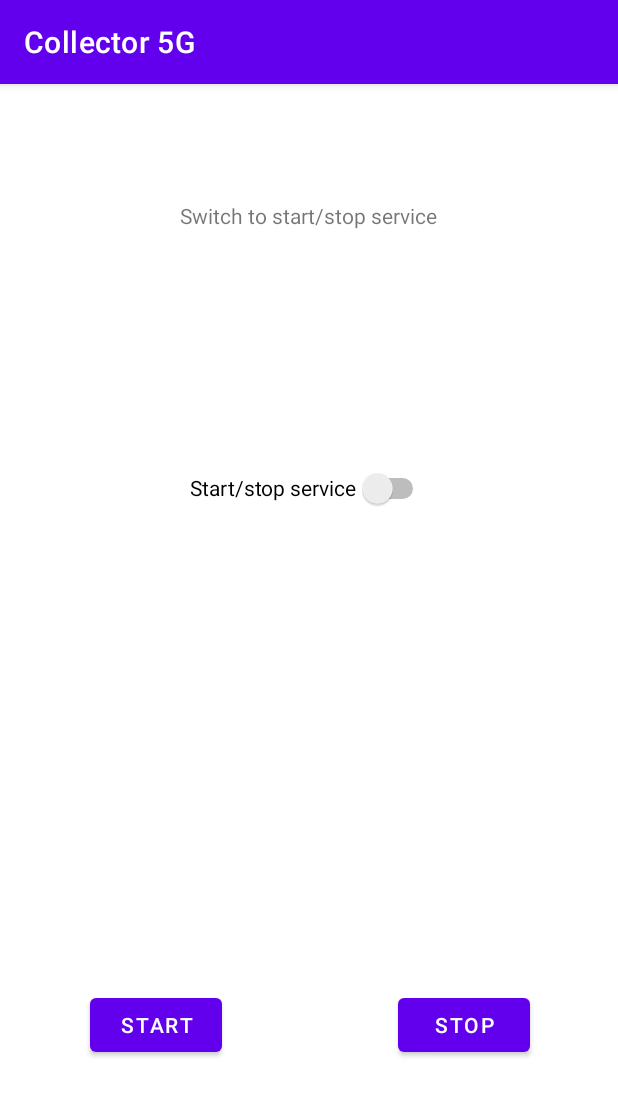
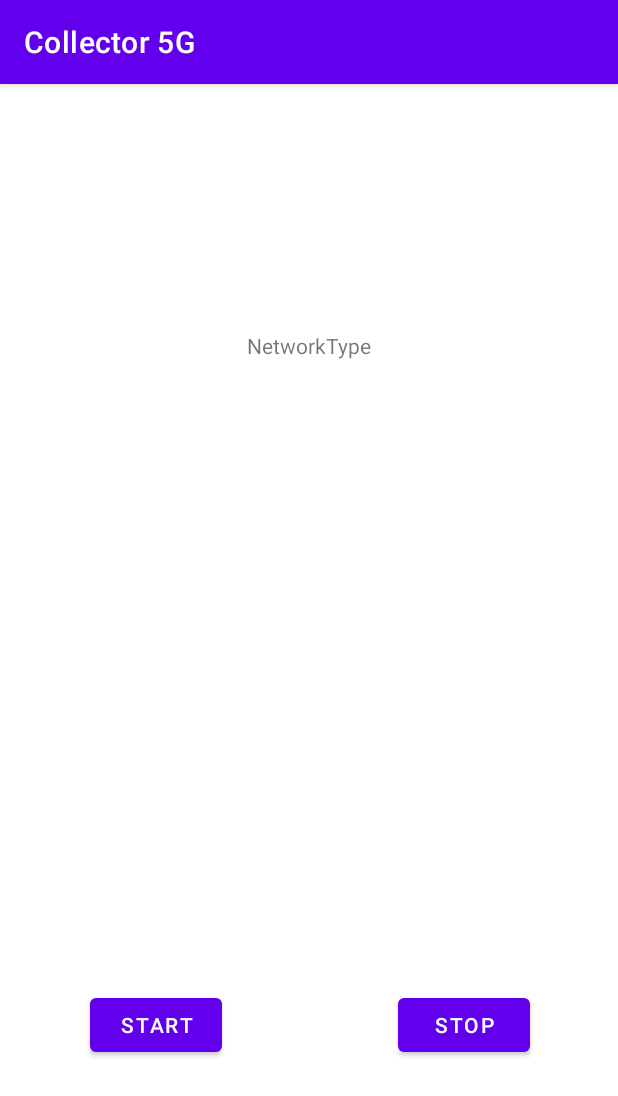
Before and after one commit to HugoBcz/Collector-5G, an Android app: the screen it shows after launch (MainActivity), on a phone screen of 412 x 824 dp. Shown: the top 1096 px of the screen. Run offline under Robolectric (Android 15) with nearby library versions, the phone set to English and light mode, and no system bars.

Commit message:
Get a feedback on the screen

```diff
--- a/app/src/main/AndroidManifest.xml
+++ b/app/src/main/AndroidManifest.xml
@@ -27,6 +27,9 @@
             android:exported="true">
             <intent-filter>
                 <action android:name="start 5g service" />
+            </intent-filter>
+            <intent-filter>
+                <action android:name="stop 5g service" />
             </intent-filter>
         </service>
         <service
--- a/app/src/main/java/com/example/collector5g/MainActivity.java
+++ b/app/src/main/java/com/example/collector5g/MainActivity.java
@@ -1,13 +1,19 @@
 package com.example.collector5g;
 
 import androidx.appcompat.app.AppCompatActivity;
+import androidx.localbroadcastmanager.content.LocalBroadcastManager;
 
+import android.content.BroadcastReceiver;
+import android.content.Context;
 import android.content.Intent;
+import android.content.IntentFilter;
 import android.os.Bundle;
+import android.util.Log;
 import android.view.View;
 import android.widget.Button;
 import android.widget.CompoundButton;
 import android.widget.Switch;
+import android.widget.TextView;
 
 public class MainActivity extends AppCompatActivity {
 
@@ -18,6 +24,25 @@ public class MainActivity extends AppCompatActivity {
 
         Button startButton = findViewById(R.id.startButton);
         Button stopButton = findViewById(R.id.stopButton);
+        TextView networkType = findViewById(R.id.networkType);
+
+        LocalBroadcastManager.getInstance(this).registerReceiver(
+                new BroadcastReceiver() {
+                    @Override
+                    public void onReceive(Context context, Intent intent) {
+                        String network = intent.getStringExtra("NETWORKTYPE");
+                        String cqi = intent.getStringExtra("CQI");
+                        String rsrp = intent.getStringExtra("RSRP");
+                        String rsrq = intent.getStringExtra("RSRQ");
+
+                        Log.i("HOME","CQI :" + cqi);
+                        Log.i("HOME","RSRP :" + rsrp);
+                        Log.i("HOME","RSRQ :" + rsrq);
+
+                        networkType.setText(network);
+                    }
+                }, new IntentFilter(DataCollectionService.ACTION_NETWORK_TYPE_BROADCAST)
+        );
 
         startButton.setOnClickListener(new View.OnClickListener() {
             @Override
@@ -39,9 +64,9 @@ public class MainActivity extends AppCompatActivity {
         stopButton.setOnClickListener(new View.OnClickListener() {
             @Override
             public void onClick(View view) {
-                Intent serviceIntent = new Intent(getApplicationContext(), CollectingService.class);
-                serviceIntent.setAction("stop collecting service");
-                stopService(serviceIntent);
+                //Intent serviceIntent = new Intent(getApplicationContext(), CollectingService.class);
+                //serviceIntent.setAction("stop collecting service");
+                //stopService(serviceIntent);
 
                 Intent dataIntent = new Intent(getApplicationContext(), DataCollectionService.class);
                 dataIntent.setAction("stop 5g service");
--- a/app/src/main/res/layout/activity_main.xml
+++ b/app/src/main/res/layout/activity_main.xml
@@ -7,29 +7,17 @@
     tools:context=".MainActivity">
 
     <TextView
-        android:id="@+id/textView"
+        android:id="@+id/networkType"
         android:layout_width="wrap_content"
         android:layout_height="wrap_content"
         android:layout_marginBottom="212dp"
-        android:text="@string/switch_to_start_stop_service"
-        app:layout_constraintBottom_toTopOf="@+id/constraintLayout"
+        android:text="NetworkType"
+        app:layout_constraintBottom_toBottomOf="parent"
         app:layout_constraintLeft_toLeftOf="parent"
         app:layout_constraintRight_toRightOf="parent"
         app:layout_constraintTop_toTopOf="parent"
         app:layout_constraintVertical_bias="0.307" />
 
-    <Switch
-        android:id="@+id/switch1"
-        android:layout_width="wrap_content"
-        android:layout_height="wrap_content"
-        android:layout_marginBottom="10dp"
-        android:minHeight="48dp"
-        android:text="@string/start_stop_service"
-        app:layout_constraintBottom_toTopOf="@+id/constraintLayout"
-        app:layout_constraintEnd_toEndOf="parent"
-        app:layout_constraintStart_toStartOf="parent"
-        app:layout_constraintTop_toTopOf="parent"
-        app:layout_constraintVertical_bias="0.573" />
 
     <androidx.constraintlayout.widget.ConstraintLayout
         android:id="@+id/constraintLayout"
@@ -50,6 +38,7 @@
     </androidx.constraintlayout.widget.ConstraintLayout>
 
     <androidx.constraintlayout.widget.ConstraintLayout
+        android:id="@+id/constraintLayout2"
         android:layout_width="204dp"
         android:layout_height="281dp"
         app:layout_constraintBottom_toBottomOf="parent"
```
Also changed, not shown: app/src/main/java/com/example/collector5g/DataCollectionService.java (+80 -25 lines).
